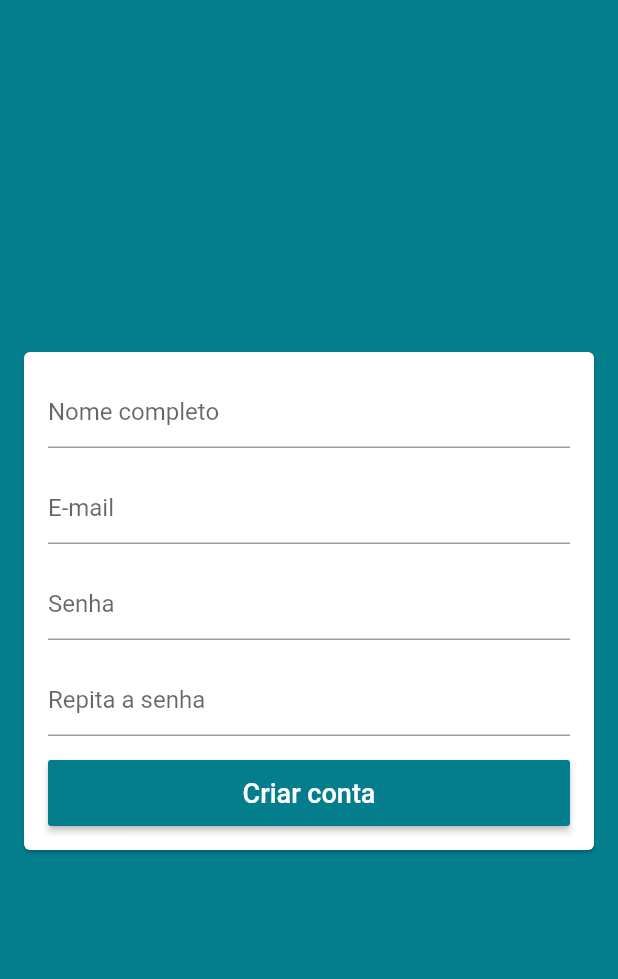
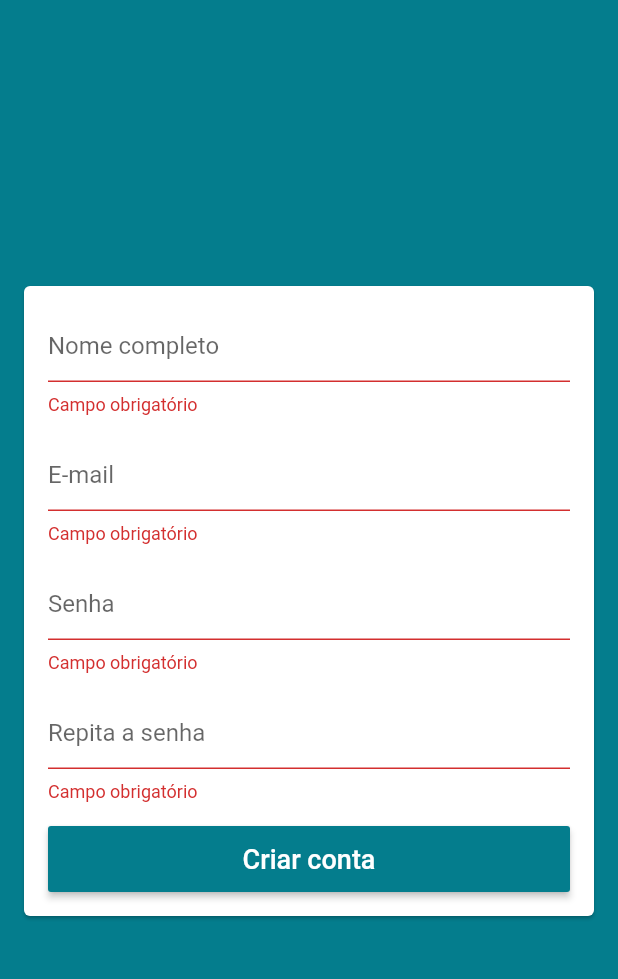
Before and after one commit to EdivaldoAlmeida/loja-virual, a Flutter app: the SignUpScreen screen opened by its route, after a tap on "Criar conta", on a phone screen of 412 x 824 dp, the part 59-1038 px from its top. Run offline on Flutter 3.47's test engine with Material 2 defaults, Android fonts, the phone set to English and light mode, and no system bars; our stand-ins replace firebase_auth; accounts and stored records are empty.

```diff
--- a/lib/models/user.dart
+++ b/lib/models/user.dart
@@ -3,8 +3,10 @@ Classe modelo de usuários
  */
 
 class User{
-  User(this.email, this.password);
+  User({this.email, this.password, this.name});
 
+    String name;
     String email;
     String password;
+    String confirmPassword;
 }
--- a/lib/screens/login/login_screen.dart
+++ b/lib/screens/login/login_screen.dart
@@ -94,7 +94,7 @@ class LoginScreen extends StatelessWidget {
                         onPressed: userManager.loading ? null : (){
                           if(formKey.currentState.validate()){ // 4 - validando os campos
                             userManager.signIn( //Agora podemos acessar o userManager diretamente.
-                                user: User(emailController.text, passController.text),
+                                user: User(email: emailController.text, password: passController.text),
                                 onFail: (e){
                                   scaffoldKey.currentState.showSnackBar(
                                       SnackBar(
--- a/lib/screens/signup/signup_screen.dart
+++ b/lib/screens/signup/signup_screen.dart
@@ -1,9 +1,19 @@
 import 'package:flutter/material.dart';
+import 'package:loja_virtual/helpers/validators.dart';
+import 'package:loja_virtual/models/user.dart';
 
 class SignUpScreen extends StatelessWidget {
+
+  final GlobalKey<FormState> formKey = GlobalKey<FormState>();
+
+  final GlobalKey<ScaffoldState> scaffoldKey = GlobalKey<ScaffoldState>();
+
+  final User user = User();
+
   @override
   Widget build(BuildContext context) {
     return Scaffold(
+      key: scaffoldKey,
       appBar: AppBar(
         title: const Text('Criar conta'),
         centerTitle: true,
@@ -11,27 +21,61 @@ class SignUpScreen extends StatelessWidget {
       body: Center(
         child: Card(
           margin: const EdgeInsets.symmetric(horizontal: 16),
+          child: Form(
+            key: formKey,
             child: ListView(
               padding: const EdgeInsets.all(16),
               shrinkWrap: true, //ocupar o menor espapo possível
               children: <Widget>[
                 TextFormField(
                   decoration: const InputDecoration(hintText: 'Nome completo'),
+                  validator: (name){
+                    if(name.isEmpty)
+                      return 'Campo obrigatório';
+                      else if(name.trim().split(' ').length <= 1)
+                        return 'Preencha seu nome completo';
+                      return null;
+                  },
+                  onSaved: (name) => user.name = name,
                 ),
                 const SizedBox(height: 16,),
                 TextFormField(
                   keyboardType: TextInputType.emailAddress,
                   decoration: const InputDecoration(hintText: 'E-mail'),
+                  validator: (email){
+                    if(email.isEmpty)
+                      return 'Campo obrigatório';
+                    else if(!emailValid(email))
+                      return 'E-mail inválido';
+                    return null;
+                  },
+                  onSaved: (email)  => user.email = email,
                 ),
                 const SizedBox(height: 16,),
                 TextFormField(
                   decoration: const InputDecoration(hintText: 'Senha'),
                   obscureText: true,
+                  validator: (pass){
+                    if(pass.isEmpty)
+                      return 'Campo obrigatório';
+                    else if(pass.length <6 )
+                      return 'Senha muito curta';
+                    return null;
+                  },
+                  onSaved: (pass)  => user.password = pass,
                 ),
                 const SizedBox(height: 16,),
                 TextFormField(
                   decoration: const InputDecoration(hintText: 'Repita a senha'),
                   obscureText: true,
+                  validator: (pass){
+                    if(pass.isEmpty)
+                      return 'Campo obrigatório';
+                    else if(pass.length <6 )
+                      return 'Senha muito curta';
+                    return null;
+                  },
+                  onSaved: (pass)  => user.confirmPassword = pass,
                 ),
                 const SizedBox(height: 16,),
                 SizedBox(
@@ -42,7 +86,19 @@ class SignUpScreen extends StatelessWidget {
                         .withAlpha(100),
                     textColor: Colors.white,
                     onPressed: (){
+                      if(formKey.currentState.validate()){
+                        formKey.currentState.save(); //Chama o onSaved de cada campo
 
+                        if(user.password != user.confirmPassword){
+                          scaffoldKey.currentState.showSnackBar(
+                            SnackBar(
+                              content: const Text('Senhas não coincidem'),
+                              backgroundColor: Colors.red,
+                            )
+                          );
+                          return;
+                        }
+                      }
                     },
                     child: const Text('Criar conta',
                     style: TextStyle(
@@ -52,6 +108,7 @@ class SignUpScreen extends StatelessWidget {
                 ),
                 )
               ]
+            ),
           )
         ),
       ),
```
Lines whose indentation alone changed are shown as unchanged.
